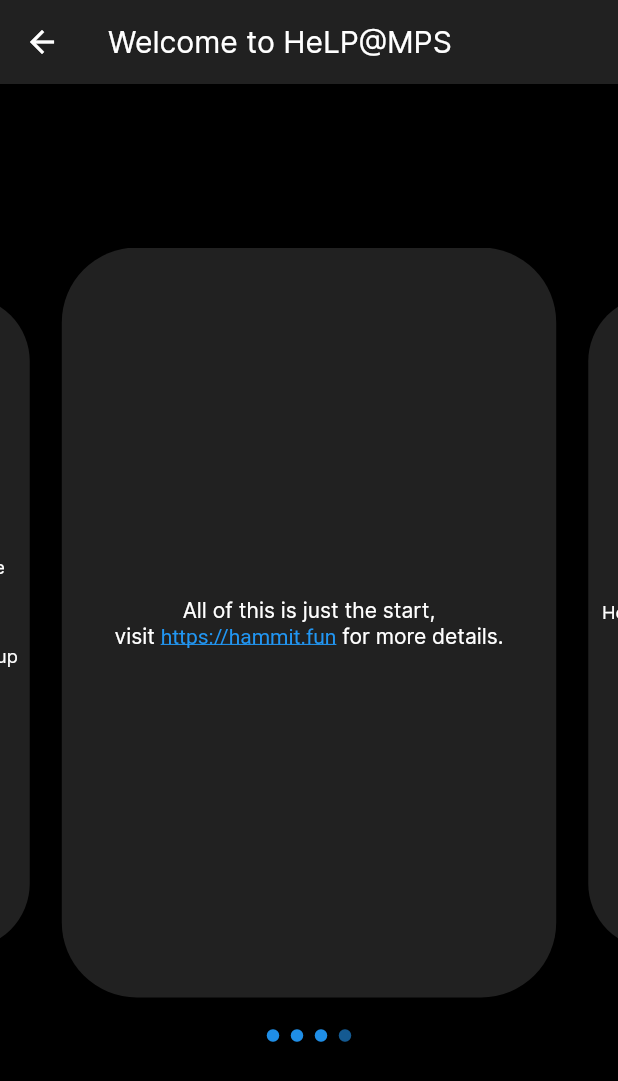
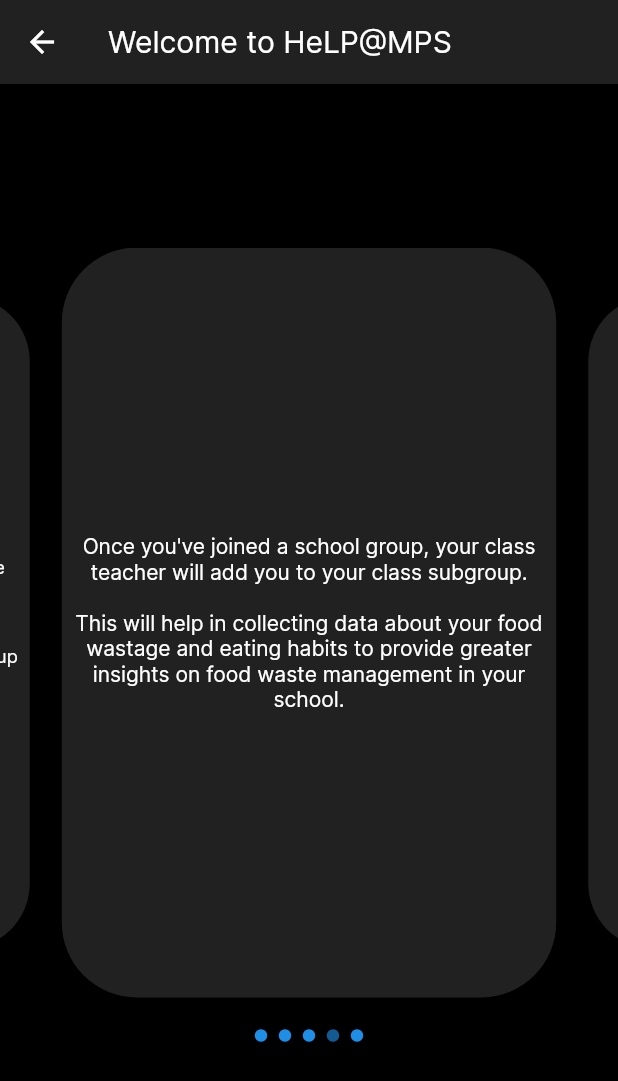
Before and after one commit to Ideal-Goggles/stem-2022, a Flutter app: the WelcomeScreen screen opened directly, swiped to page 4, on a phone screen of 412 x 824 dp. Shown: the top 1081 px of the screen. Run offline on Flutter 3.47's test engine with Material 2 defaults, Android fonts, the phone set to English and light mode, and no system bars; drawn by our look-alikes of carousel_slider; our stand-ins replace cloud_firestore, firebase_auth, firebase_core, firebase_storage, fl_chart, google_sign_in and 3 more; missing offline and left inert: event; accounts and stored records are empty.

Commit message:
changed welcome carousels

```diff
--- a/lib/settings_screens/welcome.dart
+++ b/lib/settings_screens/welcome.dart
@@ -95,6 +95,10 @@ class _WelcomeScreenState extends State<WelcomeScreen> {
             ),
           ),
         ),
+      textPage(const Text(
+        "Once you've joined a school group, your class teacher will add you to your class subgroup.\n\nThis will help in collecting data about your food wastage and eating habits to provide greater insights on food waste management in your school.",
+        textAlign: TextAlign.center,
+      )),
       textPage(Text.rich(
         TextSpan(
           children: [
@@ -102,7 +106,7 @@ class _WelcomeScreenState extends State<WelcomeScreen> {
               text: "All of this is just the start,\nvisit ",
             ),
             TextSpan(
-              text: "https://hammit.fun",
+              text: "our website",
               recognizer: TapGestureRecognizer()
                 ..onTap = () {
                   launchUrlString("https://hammit.fun");
```
